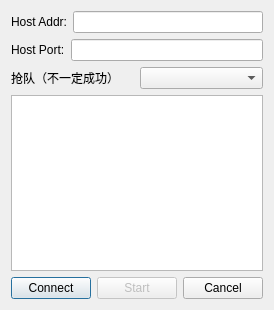
Old version of the form gui/client/ClientUI.ui in the repository chntujia/Asteriated_Grail.
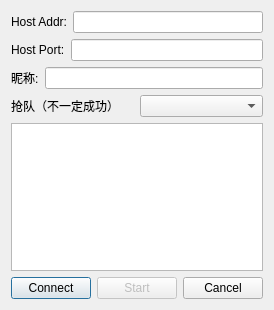
New version of the form.

```diff
--- a/gui/client/ClientUI.ui
+++ b/gui/client/ClientUI.ui
@@ -48,6 +48,23 @@
      </item>
     </layout>
    </item>
+   <item>
+    <layout class="QHBoxLayout" name="horizontalLayout_5">
+     <item>
+      <widget class="QLabel" name="label_2">
+       <property name="text">
+        <string>昵称:</string>
+       </property>
+       <property name="buddy">
+        <cstring>nickname</cstring>
+       </property>
+      </widget>
+     </item>
+     <item>
+      <widget class="QLineEdit" name="nickname"/>
+     </item>
+    </layout>
+   </item>
    <item>
     <layout class="QHBoxLayout" name="horizontalLayout_4">
      <item>
```
